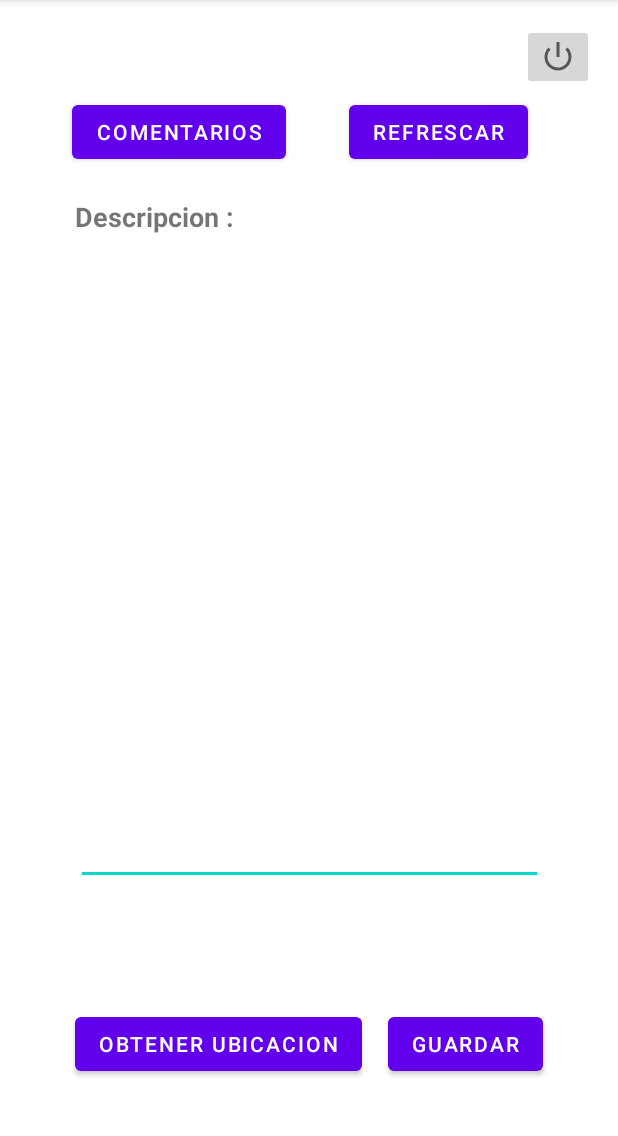
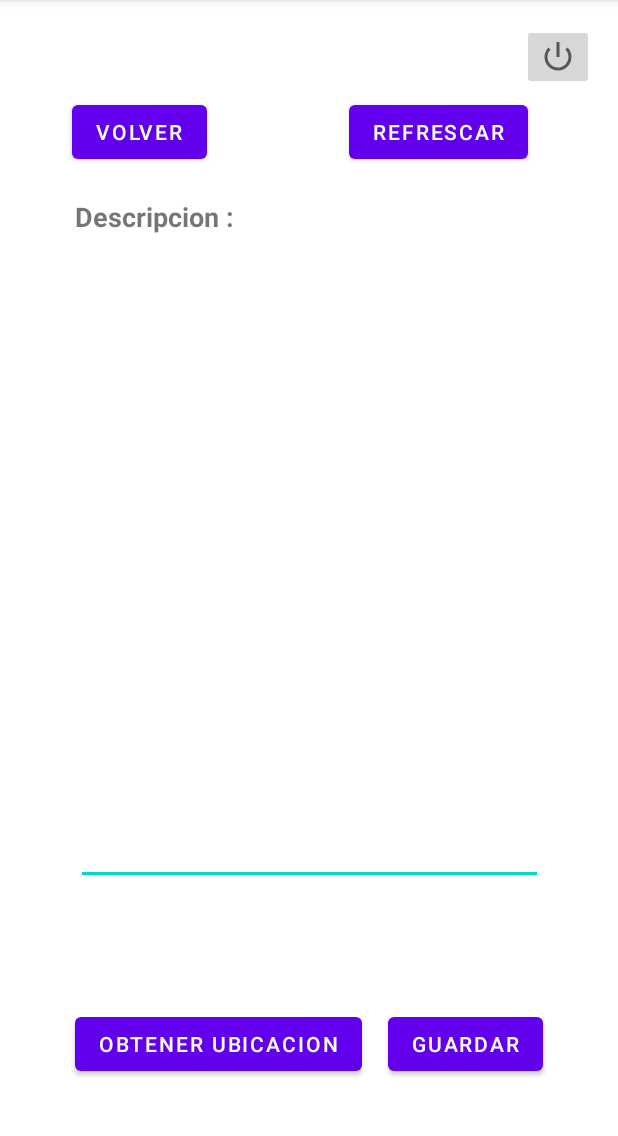
Before and after one commit to SmileeDog/IndividualFernando, an Android app: the FormularioComentarioActivity screen opened directly, with no data from a screen before it, on a phone screen of 412 x 824 dp, the part 84-1220 px from its top. Run offline under Robolectric (Android 15) with nearby library versions, the phone set to English and light mode, and no system bars; our stand-ins replace Firebase (no records; nobody signed in at launch, a user with empty details on screens opened directly); libraries missing offline, so code that uses them is left out: com.firebase.ui; 1 statement that could not run was skipped.

Commit message:
el inicio del fin

```diff
--- a/app/src/main/res/layout/activity_formulario_comentario.xml
+++ b/app/src/main/res/layout/activity_formulario_comentario.xml
@@ -74,7 +74,7 @@
         android:layout_marginStart="48dp"
         android:layout_marginTop="64dp"
         android:onClick="irAComentarios"
-        android:text="Comentarios"
+        android:text="Volver"
         app:layout_constraintStart_toStartOf="parent"
         app:layout_constraintTop_toTopOf="parent" />
 
```
Also changed, not shown: app/src/main/java/pe/edu/pucp/tel306/individualfernando/MainActivity.java (+10 -0 lines).
